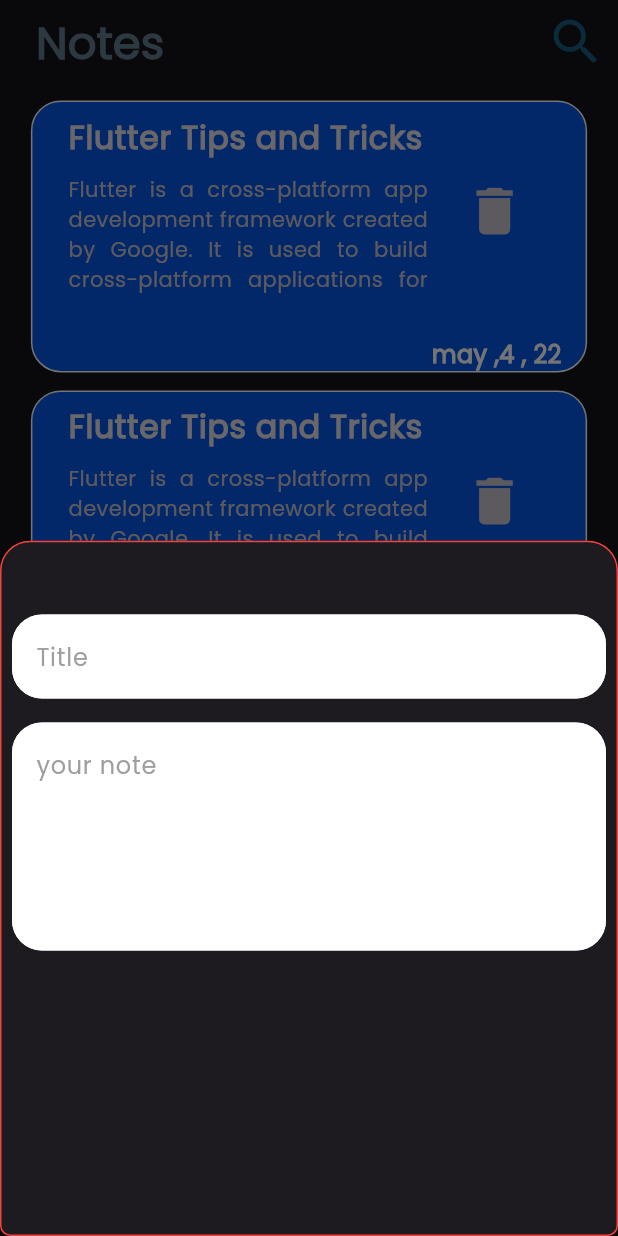
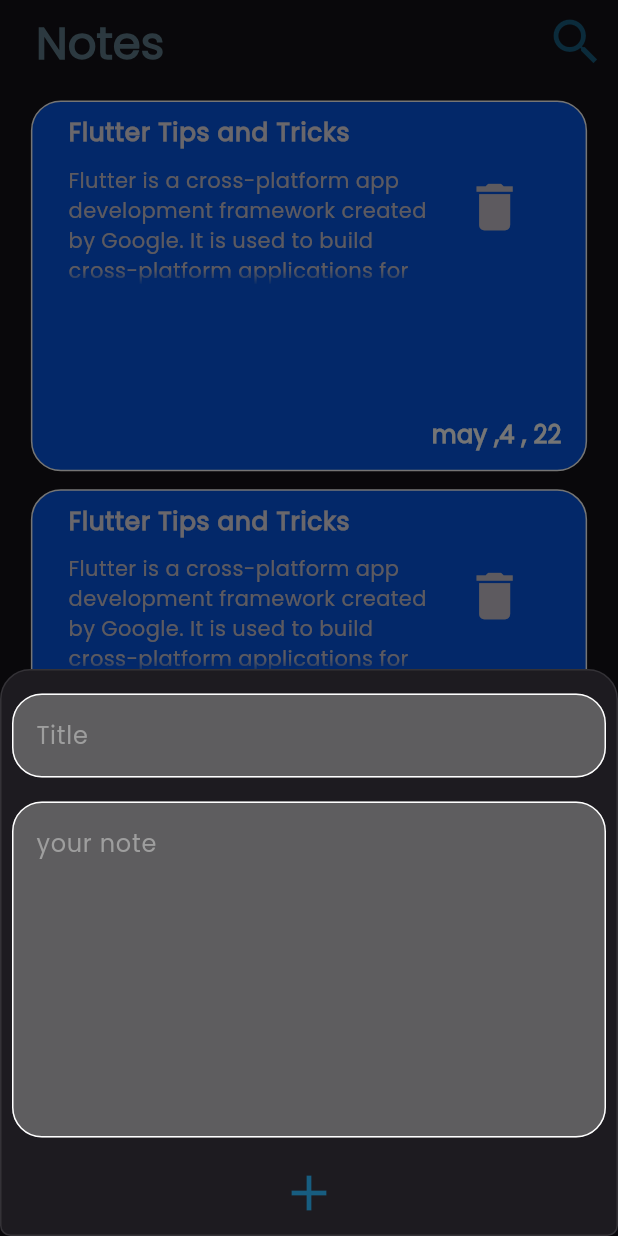
Before and after one commit to belalSoliman/notesy, a Flutter app: the screen it shows after launch, after a tap on the "add" icon, on a phone screen of 412 x 824 dp. Run offline on Flutter 3.47's test engine with Material 3 defaults, Android fonts, the light colour scheme and no system bars; drawn by our look-alikes of auto_size_text.

Commit message:
Add Responsive UI Enhancements and New Note View Feature
- Enabled `resizeToAvoidBottomInset` in `HomePage` to improve layout responsiveness when the keyboard is displayed.
- Introduced a new `ViewNote` screen for viewing detailed note content, enhancing user experience.
- Added `CustomBtn` widget for consistent button styling across the app.
- Updated `NotesItem` to navigate to `ViewNote` on tap, providing a seamless transition between list and detailed view.
- Enhanced `ModalSheet` to include a `CustomBtn` for adding notes and improved padding for better keyboard handling.
- Adjusted `CustoemTextFiled` fill color for better visibility and contrast.
- Fixed `NotesItem` widget to correctly navigate to the `ViewNote` screen upon tap.
- Corrected `NotesView` to use non-const `NotesItem` widget for dynamic updates.
- Updated `FloatingBtn` and `ModalSheet` for minor UI adjustments.

```diff
--- a/lib/views/home_page.dart
+++ b/lib/views/home_page.dart
@@ -9,6 +9,7 @@
   @override
   Widget build(BuildContext context) {
     return Scaffold(
+      resizeToAvoidBottomInset: true,
       floatingActionButton: const FloatingBtn(),
       appBar: AppBar(
         shape: const RoundedRectangleBorder(
--- a/lib/views/notes_view.dart
+++ b/lib/views/notes_view.dart
@@ -14,7 +14,7 @@
             padding: EdgeInsets.symmetric(
               vertical: 6.0,
             ),
-            child: const NotesItem(),
+            child: NotesItem(),
           );
         },
       ),
--- /dev/null
+++ b/lib/views/widget/custom_btn.dart
@@ -0,0 +1,27 @@
+import 'package:flutter/material.dart';
+
+class CustomBtn extends StatelessWidget {
+  const CustomBtn({super.key, required this.icon});
+  final Icon icon;
+
+  @override
+  Widget build(BuildContext context) {
+    return Container(
+      decoration: BoxDecoration(
+        borderRadius: BorderRadius.circular(30),
+      ),
+      height: MediaQuery.of(context).size.height * 0.07,
+      child: IconButton(
+        iconSize: 40,
+        icon: icon,
+        highlightColor: Colors.green,
+        tooltip: 'Add new note',
+        hoverColor: Colors.blue,
+        enableFeedback: true,
+        visualDensity: VisualDensity.comfortable,
+        alignment: Alignment.center,
+        onPressed: () {},
+      ),
+    );
+  }
+}
--- a/lib/views/widget/floating_btn.dart
+++ b/lib/views/widget/floating_btn.dart
@@ -20,7 +20,7 @@
       onPressed: () {
         showModalBottomSheet(
             shape: const RoundedRectangleBorder(
-              side: BorderSide(color: Colors.red),
+              side: BorderSide(color: Colors.white10),
               borderRadius: BorderRadius.vertical(
                 bottom: Radius.circular(7),
                 top: Radius.circular(20),
--- a/lib/views/widget/modal_sheet.dart
+++ b/lib/views/widget/modal_sheet.dart
@@ -1,5 +1,5 @@
 import 'package:flutter/material.dart';
-
+import 'package:notesy/views/widget/custom_btn.dart';
 import 'text_field.dart';
 
 class ModalSheet extends StatelessWidget {
@@ -7,21 +7,32 @@
 
   @override
   Widget build(BuildContext context) {
-    return Container(
-        height: MediaQuery.of(context).size.height * 0.7,
-        width: MediaQuery.of(context).size.width * 1,
+    return SingleChildScrollView(
+      child: Padding(
+        padding: EdgeInsets.only(
+          bottom: MediaQuery.of(context).viewInsets.bottom,
+        ),
         child: Column(
           children: [
-            SizedBox(height: MediaQuery.of(context).size.height * 0.05),
+            SizedBox(height: MediaQuery.of(context).size.height * 0.01),
             const CustoemTextFiled(
               title: 'Title',
               lines: 1,
             ),
             const CustoemTextFiled(
               title: 'your note',
-              lines: 5,
+              lines: 8,
+            ),
+            CustomBtn(
+              icon: const Icon(
+                Icons.add,
+                size: 40,
+                color: Color.fromARGB(255, 23, 93, 128),
+              ),
             ),
           ],
-        ));
+        ),
+      ),
+    );
   }
 }
--- a/lib/views/widget/notes_item.dart
+++ b/lib/views/widget/notes_item.dart
@@ -1,17 +1,23 @@
 import 'package:flutter/material.dart';
 import 'package:auto_size_text/auto_size_text.dart';
+import 'package:notesy/views/view_note.dart';
 
 class NotesItem extends StatelessWidget {
   const NotesItem({super.key});
 
   @override
   Widget build(BuildContext context) {
-    return Align(
+    return GestureDetector(
+      onTap: () {
+        Navigator.push(
+            context, MaterialPageRoute(builder: (context) => const ViewNote()));
+      },
+      child: Align(
         alignment: Alignment.topCenter,
         child: Container(
             padding: const EdgeInsets.symmetric(horizontal: 8),
             width: MediaQuery.of(context).size.width * 0.9,
-          height: MediaQuery.of(context).size.height * 0.22,
+            height: MediaQuery.of(context).size.height * 0.3,
             decoration: BoxDecoration(
               border: Border.all(color: Colors.white),
               borderRadius: BorderRadius.circular(20),
@@ -26,7 +32,7 @@
                     style: TextStyle(
                       fontWeight: FontWeight.bold,
                       fontSize: MediaQuery.of(context).size.width *
-                        0.06, // Responsive font size
+                          0.04, // Responsive font size
                     ),
                     maxLines: 1,
                   ),
@@ -37,8 +43,7 @@
                       style: TextStyle(fontSize: 24), // Start font size
                       maxLines: 4,
                       minFontSize: 14, // Minimum font size
-                    overflow: TextOverflow.clip,
-                    textAlign: TextAlign.justify,
+                      overflow: TextOverflow.fade,
                     ),
                   ),
                   trailing: IconButton(
@@ -50,8 +55,10 @@
                   ),
                 ),
                 const Padding(
-                padding: EdgeInsets.symmetric(horizontal: (8.0), vertical: 12),
-                child: Row(mainAxisAlignment: MainAxisAlignment.end, children: [
+                  padding:
+                      EdgeInsets.symmetric(horizontal: (8.0), vertical: 12),
+                  child:
+                      Row(mainAxisAlignment: MainAxisAlignment.end, children: [
                     Text(
                       "may ,4 , 22",
                       style: TextStyle(
@@ -64,6 +71,7 @@
                 ),
               ],
             )),
+      ),
     );
   }
 }
--- a/lib/views/widget/text_field.dart
+++ b/lib/views/widget/text_field.dart
@@ -13,7 +13,7 @@
           style: const TextStyle(color: Colors.black),
           decoration: InputDecoration(
             filled: true,
-            fillColor: Colors.white,
+            fillColor: Colors.grey.withOpacity(0.5),
             border: OutlineInputBorder(
               borderRadius: BorderRadius.circular(20),
               borderSide: const BorderSide(color: Colors.white),
```
Also changed, not shown: lib/views/view_note.dart (added, +39 -0 lines). Lines whose indentation alone changed are shown as unchanged.
